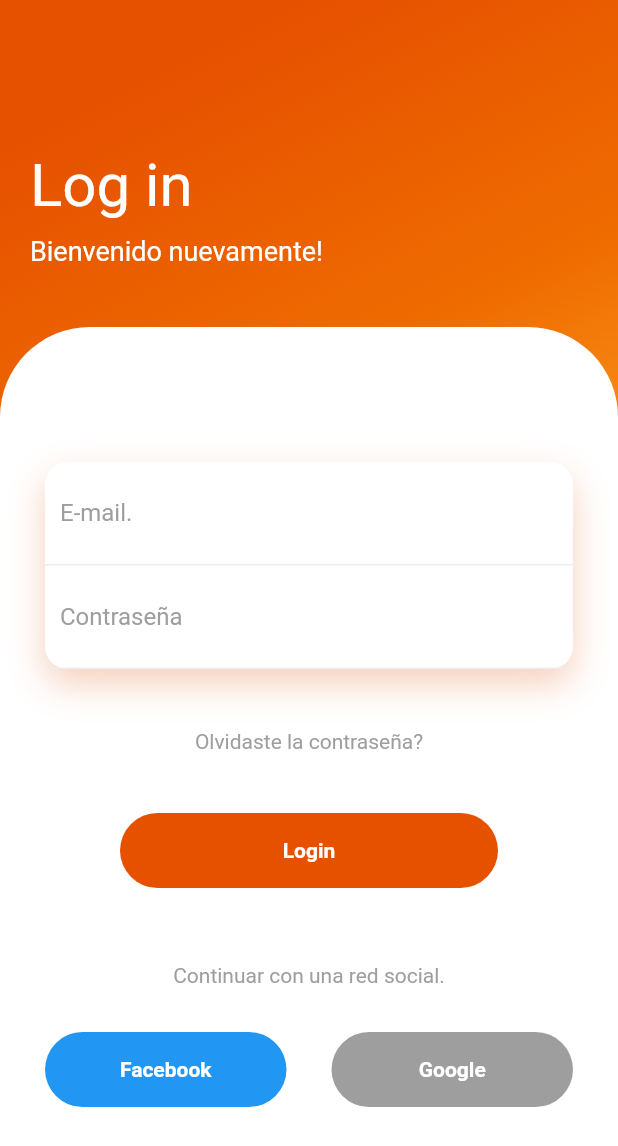
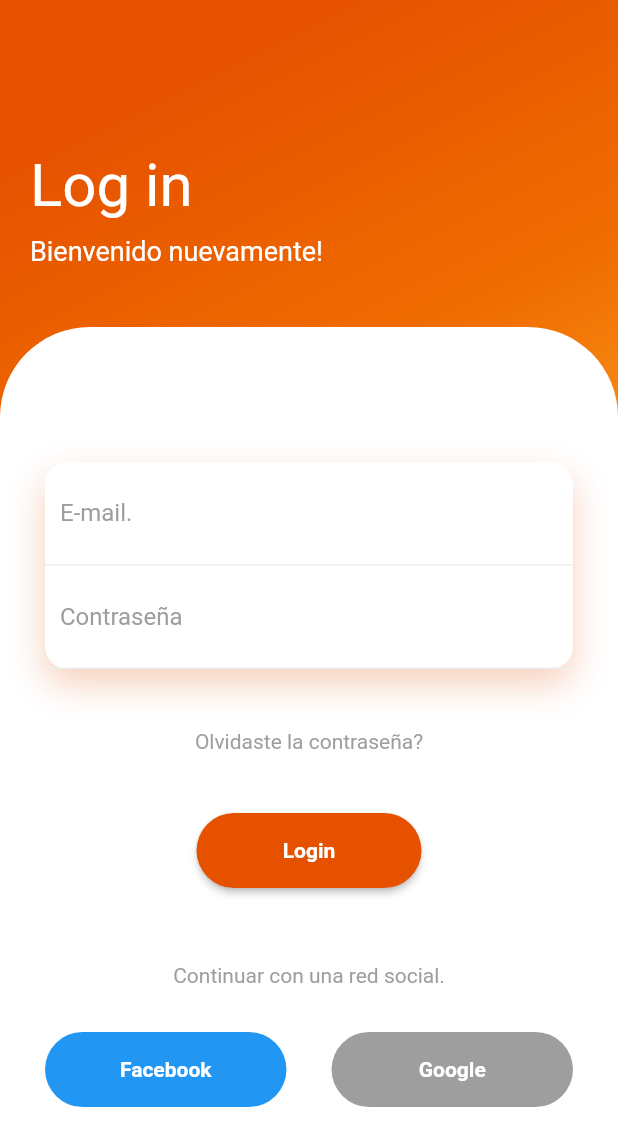
Before and after one commit to samtts14/PetsCare, a Flutter app: the Login2 screen opened directly, on a phone screen of 412 x 824 dp. Shown: the top 1146 px of the screen. Run offline on Flutter 3.47's test engine with Material 2 defaults, Android fonts, the phone set to English and light mode, and no system bars; our stand-ins replace carousel_pro, firebase_auth, simple_animations; accounts and stored records are empty.

Commit message:
Cambio en boton Login

```diff
--- a/app_tesis/lib/main.dart
+++ b/app_tesis/lib/main.dart
@@ -17,7 +17,7 @@ class MyApp extends StatelessWidget{
 
   Widget build(BuildContext context){
     return new MaterialApp(
-      home: SignIn(),
+      home: Login2(),
 
     );
   }
--- a/app_tesis/lib/screen/login2.dart
+++ b/app_tesis/lib/screen/login2.dart
@@ -96,13 +96,19 @@ class _LoginState extends State<Login2> {
                       SizedBox(height: 40,),
                       FadeAnimation(1.6, Container(
                         height: 50,
-                        margin: EdgeInsets.symmetric(horizontal: 50),
                         decoration: BoxDecoration(
-                          borderRadius: BorderRadius.circular(50),
-                          color: Colors.orange[900] // color de boton de login
                         ),
-                        child: Center(
+                        width: 150,
+                        child: RaisedButton( //Boton log in.
+                           shape: RoundedRectangleBorder(// bordes
+                          borderRadius: new BorderRadius.circular(50),
+                          //side: BorderSide(color: Colors.red)
+                          ),
+                          color: Colors.orange[900], // color de boton de login
                           child: Text("Login", style: TextStyle(color: Colors.white, fontWeight: FontWeight.bold),),
+                          onPressed: () async{
+                            //Boton log in
+                          },
                         ),
                       )),
                       SizedBox(height: 50,),
```
